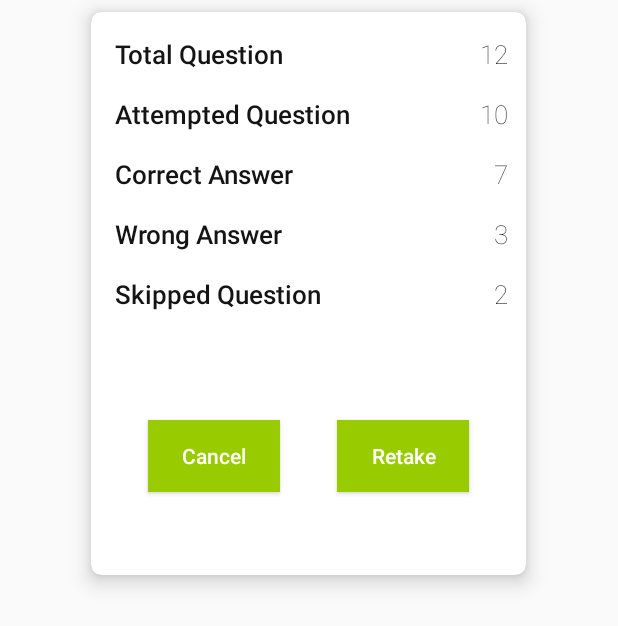
After one commit to amankumar367/Android-Quiz-Sample, an Android app: the layout layout_custom_result.xml on its own in the app's theme, with its tools: preview values and no code run, on a phone screen of 412 x 824 dp. The commit adds this screen. Shown: the top 626 px of the screen. Run offline under Robolectric (Android 15) with nearby library versions, the phone set to English and light mode, and no system bars.

Commit message:
All functionality done

```diff
--- a/app/src/main/java/com/aman/quizsample/room/entity/Answer.kt
+++ b/app/src/main/java/com/aman/quizsample/pojo/Answer.kt
@@ -1,4 +1,4 @@
-package com.aman.quizsample.room.entity
+package com.aman.quizsample.pojo
 
 data class Answer(
     val question: String,
--- a/app/src/main/java/com/aman/quizsample/ui/adapter/QuizAdapter.kt
+++ b/app/src/main/java/com/aman/quizsample/ui/adapter/QuizAdapter.kt
@@ -10,7 +10,7 @@ import androidx.databinding.DataBindingUtil
 import androidx.recyclerview.widget.RecyclerView
 import com.aman.quizsample.R
 import com.aman.quizsample.databinding.QuizDataBinding
-import com.aman.quizsample.room.entity.Answer
+import com.aman.quizsample.pojo.Answer
 import com.aman.quizsample.room.entity.Quiz
 
 class QuizAdapter(var quizList: List<Quiz>,
--- /dev/null
+++ b/app/src/main/java/com/aman/quizsample/ui/dialog/OnDialogListener.kt
@@ -0,0 +1,5 @@
+package com.aman.quizsample.ui.dialog
+
+interface OnDialogListener {
+    fun onClick()
+}
--- /dev/null
+++ b/app/src/main/res/layout/layout_custom_result.xml
@@ -0,0 +1,185 @@
+<?xml version="1.0" encoding="utf-8"?>
+<androidx.cardview.widget.CardView
+    android:id="@+id/report_cardView"
+    android:layout_width="@dimen/card_width"
+    android:layout_height="@dimen/report_height"
+    app:cardBackgroundColor="@color/white"
+    app:cardElevation="@dimen/margin_small"
+    app:cardCornerRadius="7dp"
+    android:layout_gravity="center_horizontal"
+    android:layout_margin="@dimen/margin_small"
+    app:layout_constraintBottom_toBottomOf="parent"
+    app:layout_constraintEnd_toEndOf="parent"
+    app:layout_constraintStart_toStartOf="parent"
+    app:layout_constraintTop_toTopOf="parent"
+    xmlns:app="http://schemas.android.com/apk/res-auto"
+    xmlns:android="http://schemas.android.com/apk/res/android"
+    xmlns:tools="http://schemas.android.com/tools">
+
+    <androidx.constraintlayout.widget.ConstraintLayout
+        android:layout_width="match_parent"
+        android:layout_height="match_parent">
+
+        <androidx.appcompat.widget.AppCompatTextView
+            android:id="@+id/tv_total_question"
+            android:layout_width="wrap_content"
+            android:layout_height="wrap_content"
+            android:layout_marginStart="16dp"
+            android:layout_marginTop="16dp"
+            android:fontFamily="sans-serif-medium"
+            android:textColor="@color/colorPrimaryDark"
+            android:textSize="@dimen/answer_text"
+            app:layout_constraintStart_toStartOf="parent"
+            app:layout_constraintTop_toTopOf="parent"
+            android:text="@string/total_question"
+            tools:text="Total Question" />
+
+        <androidx.appcompat.widget.AppCompatTextView
+            android:id="@+id/tv_total_question_value"
+            android:layout_width="wrap_content"
+            android:layout_height="wrap_content"
+            android:layout_marginEnd="12dp"
+            android:fontFamily="sans-serif-thin"
+            android:textColor="@color/colorPrimaryDark"
+            android:textSize="@dimen/answer_text"
+            app:layout_constraintEnd_toEndOf="parent"
+            app:layout_constraintTop_toTopOf="@+id/tv_total_question"
+            app:layout_constraintBottom_toBottomOf="@+id/tv_total_question"
+            tools:text="12" />
+
+        <androidx.appcompat.widget.AppCompatTextView
+            android:id="@+id/tv_attempted_question"
+            android:layout_width="wrap_content"
+            android:layout_height="wrap_content"
+            android:layout_marginTop="16dp"
+            android:fontFamily="sans-serif-medium"
+            android:textColor="@color/colorPrimaryDark"
+            android:textSize="@dimen/answer_text"
+            app:layout_constraintStart_toStartOf="@+id/tv_total_question"
+            app:layout_constraintTop_toBottomOf="@+id/tv_total_question"
+            android:text="@string/attempted_question"
+            tools:text="Attempted Question" />
+
+        <androidx.appcompat.widget.AppCompatTextView
+            android:id="@+id/tv_attempted_question_value"
+            android:layout_width="wrap_content"
+            android:layout_height="wrap_content"
+            android:layout_marginEnd="12dp"
+            android:fontFamily="sans-serif-thin"
+            android:textColor="@color/colorPrimaryDark"
+            android:textSize="@dimen/answer_text"
+            app:layout_constraintEnd_toEndOf="parent"
+            app:layout_constraintTop_toTopOf="@+id/tv_attempted_question"
+            app:layout_constraintBottom_toBottomOf="@+id/tv_attempted_question"
+            tools:text="10" />
+
+        <androidx.appcompat.widget.AppCompatTextView
+            android:id="@+id/tv_correct_answer"
+            android:layout_width="wrap_content"
+            android:layout_height="wrap_content"
+            android:layout_marginTop="16dp"
+            android:fontFamily="sans-serif-medium"
+            android:textColor="@color/colorPrimaryDark"
+            android:textSize="@dimen/answer_text"
+            app:layout_constraintStart_toStartOf="@+id/tv_attempted_question"
+            app:layout_constraintTop_toBottomOf="@+id/tv_attempted_question"
+            android:text="@string/correct_answer"
+            tools:text="Correct Answer" />
+
+        <androidx.appcompat.widget.AppCompatTextView
+            android:id="@+id/tv_correct_answer_value"
+            android:layout_width="wrap_content"
+            android:layout_height="wrap_content"
+            android:layout_marginEnd="12dp"
+            android:fontFamily="sans-serif-thin"
+            android:textColor="@color/colorPrimaryDark"
+            android:textSize="@dimen/answer_text"
+            app:layout_constraintEnd_toEndOf="parent"
+            app:layout_constraintTop_toTopOf="@+id/tv_correct_answer"
+            app:layout_constraintBottom_toBottomOf="@+id/tv_correct_answer"
+            tools:text="7" />
+
+        <androidx.appcompat.widget.AppCompatTextView
+            android:id="@+id/tv_wrong_answer"
+            android:layout_width="wrap_content"
+            android:layout_height="wrap_content"
+            android:layout_marginTop="16dp"
+            android:fontFamily="sans-serif-medium"
+            android:textColor="@color/colorPrimaryDark"
+            android:textSize="@dimen/answer_text"
+            app:layout_constraintStart_toStartOf="@+id/tv_correct_answer"
+            app:layout_constraintTop_toBottomOf="@+id/tv_correct_answer"
+            android:text="@string/wrong_answer"
+            tools:text="Wrong Answer" />
+
+        <androidx.appcompat.widget.AppCompatTextView
+            android:id="@+id/tv_wrong_answer_value"
+            android:layout_width="wrap_content"
+            android:layout_height="wrap_content"
+            android:layout_marginEnd="12dp"
+            android:fontFamily="sans-serif-thin"
+            android:textColor="@color/colorPrimaryDark"
+            android:textSize="@dimen/answer_text"
+            app:layout_constraintEnd_toEndOf="parent"
+            app:layout_constraintTop_toTopOf="@+id/tv_wrong_answer"
+            app:layout_constraintBottom_toBottomOf="@+id/tv_wrong_answer"
+            tools:text="3" />
+
+        <androidx.appcompat.widget.AppCompatTextView
+            android:id="@+id/tv_skipped_question"
+            android:layout_width="wrap_content"
+            android:layout_height="wrap_content"
+            android:layout_marginTop="16dp"
+            android:fontFamily="sans-serif-medium"
+            android:textColor="@color/colorPrimaryDark"
+            android:textSize="@dimen/answer_text"
+            app:layout_constraintStart_toStartOf="@+id/tv_wrong_answer"
+            app:layout_constraintTop_toBottomOf="@+id/tv_wrong_answer"
+            android:text="@string/skipped_question"
+            tools:text="Skipped Question" />
+
+        <androidx.appcompat.widget.AppCompatTextView
+            android:id="@+id/tv_skipped_question_value"
+            android:layout_width="wrap_content"
+            android:layout_height="wrap_content"
+            android:layout_marginEnd="12dp"
+            android:fontFamily="sans-serif-thin"
+            android:textColor="@color/colorPrimaryDark"
+            android:textSize="@dimen/answer_text"
+            app:layout_constraintEnd_toEndOf="parent"
+            app:layout_constraintTop_toTopOf="@+id/tv_skipped_question"
+            app:layout_constraintBottom_toBottomOf="@+id/tv_skipped_question"
+            tools:text="2" />
+
+        <androidx.appcompat.widget.AppCompatButton
+            android:id="@+id/btn_cancel"
+            android:layout_width="wrap_content"
+            android:layout_height="wrap_content"
+            android:layout_marginTop="24dp"
+            android:layout_marginBottom="8dp"
+            android:background="@android:color/holo_green_light"
+            android:text="@string/cancel"
+            android:textAllCaps="false"
+            android:textColor="@android:color/background_light"
+            app:layout_constraintBottom_toBottomOf="parent"
+            app:layout_constraintEnd_toStartOf="@+id/btn_retake"
+            app:layout_constraintHorizontal_bias="0.5"
+            app:layout_constraintStart_toStartOf="parent"
+            app:layout_constraintTop_toBottomOf="@+id/tv_skipped_question" />
+
+        <androidx.appcompat.widget.AppCompatButton
+            android:id="@+id/btn_retake"
+            android:layout_width="wrap_content"
+            android:layout_height="wrap_content"
+            android:background="@android:color/holo_green_light"
+            android:text="@string/retake"
+            android:textAllCaps="false"
+            android:textColor="@android:color/background_light"
+            app:layout_constraintBottom_toBottomOf="@+id/btn_cancel"
+            app:layout_constraintEnd_toEndOf="parent"
+            app:layout_constraintHorizontal_bias="0.5"
+            app:layout_constraintStart_toEndOf="@+id/btn_cancel"
+            app:layout_constraintTop_toTopOf="@+id/btn_cancel" />
+
+    </androidx.constraintlayout.widget.ConstraintLayout>
+</androidx.cardview.widget.CardView>
--- a/app/src/main/res/layout/layout_single_item.xml
+++ b/app/src/main/res/layout/layout_single_item.xml
@@ -20,7 +20,7 @@
     </data>
 
     <androidx.cardview.widget.CardView
-        android:id="@+id/cart_cardView"
+        android:id="@+id/answer_cardView"
         android:layout_width="@dimen/card_width"
         android:layout_height="@dimen/card_height"
         app:cardBackgroundColor="@color/white"
--- a/app/src/main/res/values/dimens.xml
+++ b/app/src/main/res/values/dimens.xml
@@ -7,5 +7,6 @@
     // Card view
     <dimen name="card_width">290dp</dimen>
     <dimen name="card_height">375dp</dimen>
+    <dimen name="report_height">375dp</dimen>
     <dimen name="margin_small">8dp</dimen>
 </resources>
--- a/app/src/main/res/values/strings.xml
+++ b/app/src/main/res/values/strings.xml
@@ -1,4 +1,11 @@
 <resources>
     <string name="app_name">Quiz Sample</string>
     <string name="submit">Submit</string>
+    <string name="retake">Retake</string>
+    <string name="cancel">Cancel</string>
+    <string name="skipped_question">Skipped Question</string>
+    <string name="wrong_answer">Wrong Answer</string>
+    <string name="correct_answer">Correct Answer</string>
+    <string name="attempted_question">Attempted Question</string>
+    <string name="total_question">Total Question</string>
 </resources>
```
Also changed, not shown: app/src/main/java/com/aman/quizsample/pojo/Result.kt (added, +13 -0 lines), app/src/main/java/com/aman/quizsample/ui/MainActivity.kt (+37 -5 lines), app/src/main/java/com/aman/quizsample/ui/MainViewModel.kt (+23 -0 lines), app/src/main/java/com/aman/quizsample/ui/dialog/CustomResultDialog.kt (added, +95 -0 lines), app/src/main/res/layout/activity_main.xml (+6 -6 lines), 1 other file.
